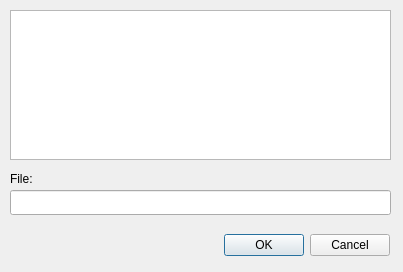
Before: the Qt Designer form client/src/ui/openfiledialog.ui in klaalk/klapklap, drawn with Qt 5.
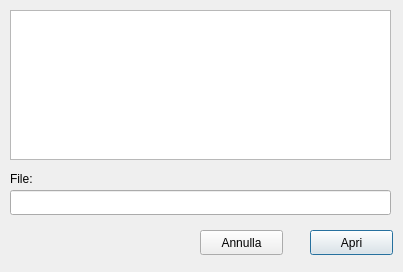
After: the same form once the commit is applied.

Commit message: Create/Open file front&back end

Diff of the .ui file:
```diff
--- a/client/src/ui/openfiledialog.ui
+++ b/client/src/ui/openfiledialog.ui
@@ -13,22 +13,6 @@
   <property name="windowTitle">
    <string>Dialog</string>
   </property>
-  <widget class="QDialogButtonBox" name="buttonBox">
-   <property name="geometry">
-    <rect>
-     <x>10</x>
-     <y>230</y>
-     <width>380</width>
-     <height>30</height>
-    </rect>
-   </property>
-   <property name="orientation">
-    <enum>Qt::Horizontal</enum>
-   </property>
-   <property name="standardButtons">
-    <set>QDialogButtonBox::Cancel|QDialogButtonBox::Ok</set>
-   </property>
-  </widget>
   <widget class="QLineEdit" name="lineEdit">
    <property name="geometry">
     <rect>
@@ -62,6 +46,32 @@
     <string>File:</string>
    </property>
   </widget>
+  <widget class="QPushButton" name="openBtn">
+   <property name="geometry">
+    <rect>
+     <x>310</x>
+     <y>230</y>
+     <width>83</width>
+     <height>25</height>
+    </rect>
+   </property>
+   <property name="text">
+    <string>Apri</string>
+   </property>
+  </widget>
+  <widget class="QPushButton" name="pushButton_2">
+   <property name="geometry">
+    <rect>
+     <x>200</x>
+     <y>230</y>
+     <width>83</width>
+     <height>25</height>
+    </rect>
+   </property>
+   <property name="text">
+    <string>Annulla</string>
+   </property>
+  </widget>
  </widget>
  <resources/>
  <connections>
```
Left out of the diff: 35 changed lines with no effect on the pictures. The commit also changes 13 other files.
